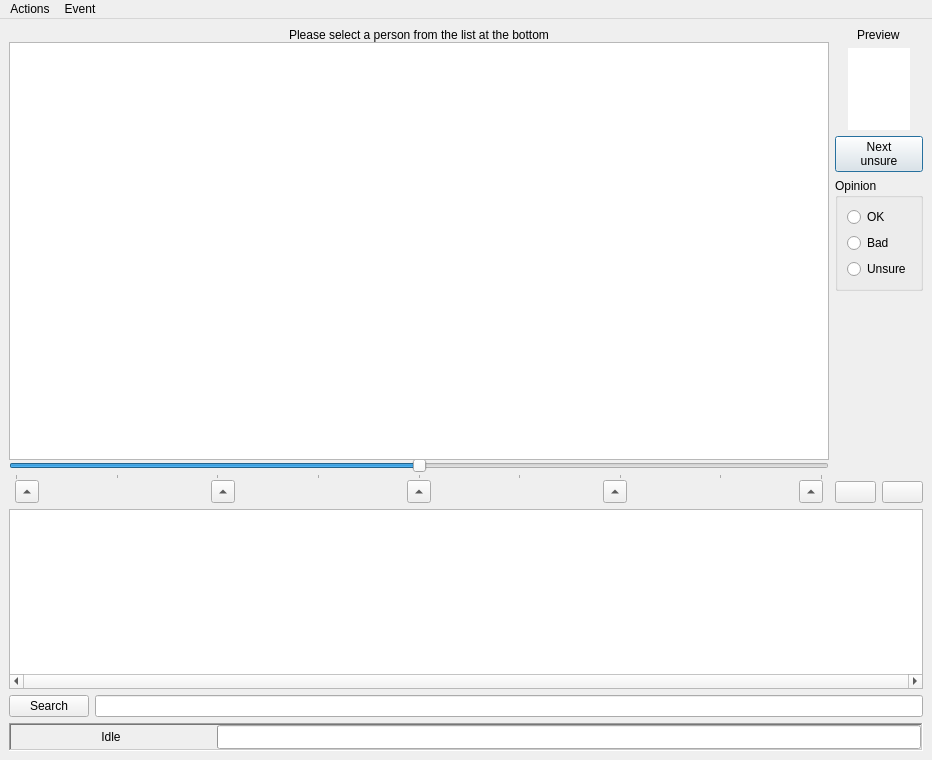
Qt form ui/editor.ui (asuffield/ef-editor) before a commit.
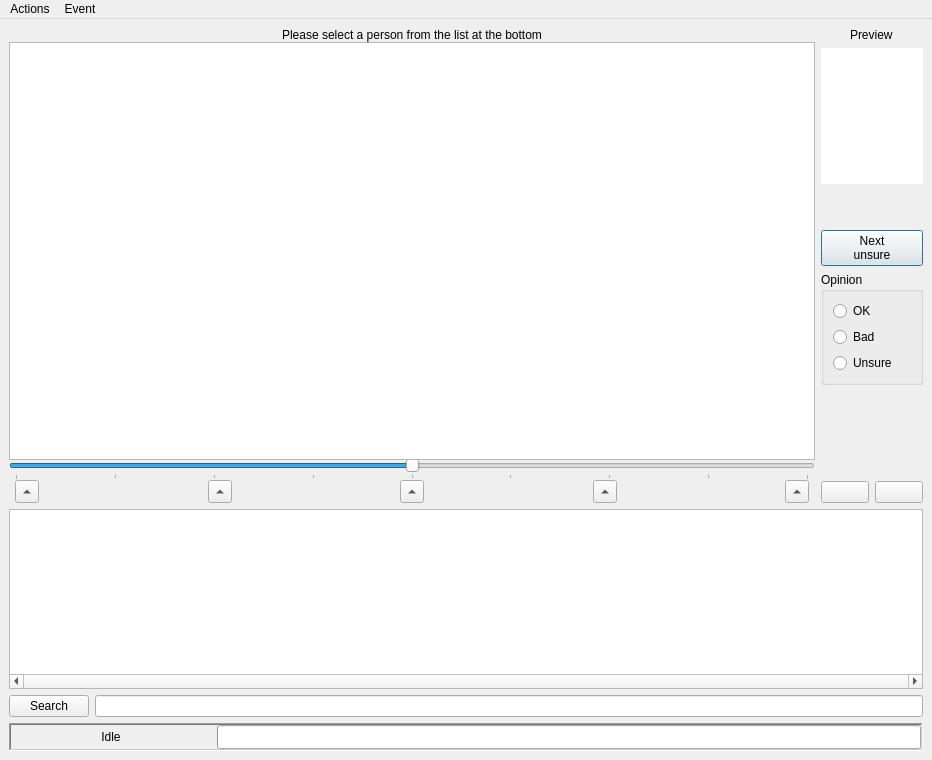
The same form after that commit.

```diff
--- a/ui/editor.ui
+++ b/ui/editor.ui
@@ -283,14 +283,14 @@
             </property>
             <property name="minimumSize">
              <size>
-              <width>62</width>
-              <height>82</height>
+              <width>102</width>
+              <height>136</height>
              </size>
             </property>
             <property name="maximumSize">
              <size>
-              <width>62</width>
-              <height>82</height>
+              <width>102</width>
+              <height>136</height>
              </size>
             </property>
             <property name="palette">
@@ -385,6 +385,26 @@
           </item>
          </layout>
         </item>
+        <item>
+         <widget class="QLabel" name="percent_change">
+          <property name="text">
+           <string/>
+          </property>
+          <property name="alignment">
+           <set>Qt::AlignCenter</set>
+          </property>
+         </widget>
+        </item>
+        <item>
+         <widget class="QLabel" name="pixel_count">
+          <property name="text">
+           <string/>
+          </property>
+          <property name="alignment">
+           <set>Qt::AlignCenter</set>
+          </property>
+         </widget>
+        </item>
         <item>
          <widget class="QPushButton" name="next_unchecked">
           <property name="sizePolicy">
```
